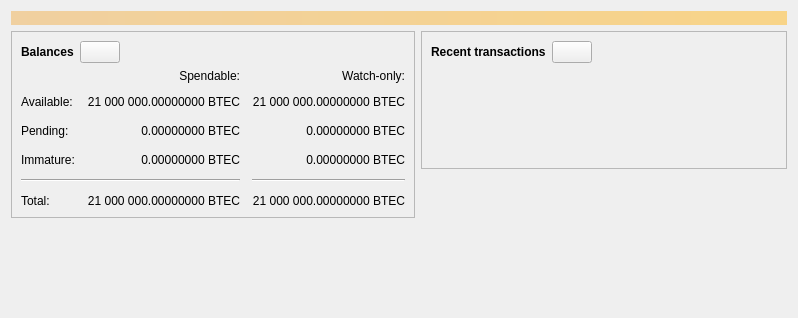
This is src/qt/forms/overviewpage.ui in 10sec-project/10seconds as Qt 5 draws it before an edit. The edited form follows.
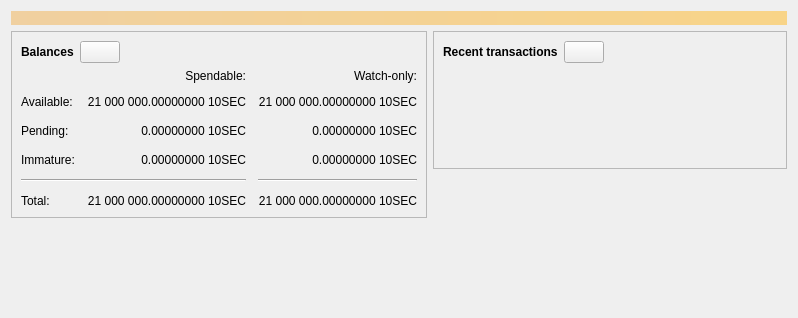
This is the edited form. Icons and pictures are not drawn. Custom widgets are drawn as their Qt base class.

```diff
--- a/src/qt/forms/overviewpage.ui
+++ b/src/qt/forms/overviewpage.ui
@@ -120,7 +120,7 @@
                <string>Unconfirmed transactions to watch-only addresses</string>
               </property>
               <property name="text">
-               <string notr="true">0.00000000 BTEC</string>
+               <string notr="true">0.00000000 10SEC</string>
               </property>
               <property name="alignment">
                <set>Qt::AlignRight|Qt::AlignTrailing|Qt::AlignVCenter</set>
@@ -139,7 +139,7 @@
                <string>Total of transactions that have yet to be confirmed, and do not yet count toward the spendable balance</string>
               </property>
               <property name="text">
-               <string notr="true">0.00000000 BTEC</string>
+               <string notr="true">0.00000000 10SEC</string>
               </property>
               <property name="alignment">
                <set>Qt::AlignRight|Qt::AlignTrailing|Qt::AlignVCenter</set>
@@ -158,7 +158,7 @@
                <string>Mined balance in watch-only addresses that has not yet matured</string>
               </property>
               <property name="text">
-               <string notr="true">0.00000000 BTEC</string>
+               <string notr="true">0.00000000 10SEC</string>
               </property>
               <property name="alignment">
                <set>Qt::AlignRight|Qt::AlignTrailing|Qt::AlignVCenter</set>
@@ -210,7 +210,7 @@
                <string>Mined balance that has not yet matured</string>
               </property>
               <property name="text">
-               <string notr="true">0.00000000 BTEC</string>
+               <string notr="true">0.00000000 10SEC</string>
               </property>
               <property name="alignment">
                <set>Qt::AlignRight|Qt::AlignTrailing|Qt::AlignVCenter</set>
@@ -249,7 +249,7 @@
                <string>Your current total balance</string>
               </property>
               <property name="text">
-               <string notr="true">21 000 000.00000000 BTEC</string>
+               <string notr="true">21 000 000.00000000 10SEC</string>
               </property>
               <property name="alignment">
                <set>Qt::AlignRight|Qt::AlignTrailing|Qt::AlignVCenter</set>
@@ -268,7 +268,7 @@
                <string>Current total balance in watch-only addresses</string>
               </property>
               <property name="text">
-               <string notr="true">21 000 000.00000000 BTEC</string>
+               <string notr="true">21 000 000.00000000 10SEC</string>
               </property>
               <property name="alignment">
                <set>Qt::AlignRight|Qt::AlignTrailing|Qt::AlignVCenter</set>
@@ -304,7 +304,7 @@
                <string>Your current spendable balance</string>
               </property>
               <property name="text">
-               <string notr="true">21 000 000.00000000 BTEC</string>
+               <string notr="true">21 000 000.00000000 10SEC</string>
               </property>
               <property name="alignment">
                <set>Qt::AlignRight|Qt::AlignTrailing|Qt::AlignVCenter</set>
@@ -323,7 +323,7 @@
                <string>Your current balance in watch-only addresses</string>
               </property>
               <property name="text">
-               <string notr="true">21 000 000.00000000 BTEC</string>
+               <string notr="true">21 000 000.00000000 10SEC</string>
               </property>
               <property name="alignment">
                <set>Qt::AlignRight|Qt::AlignTrailing|Qt::AlignVCenter</set>
```
Left out of the diff: 4 changed lines with no effect on the pictures.
